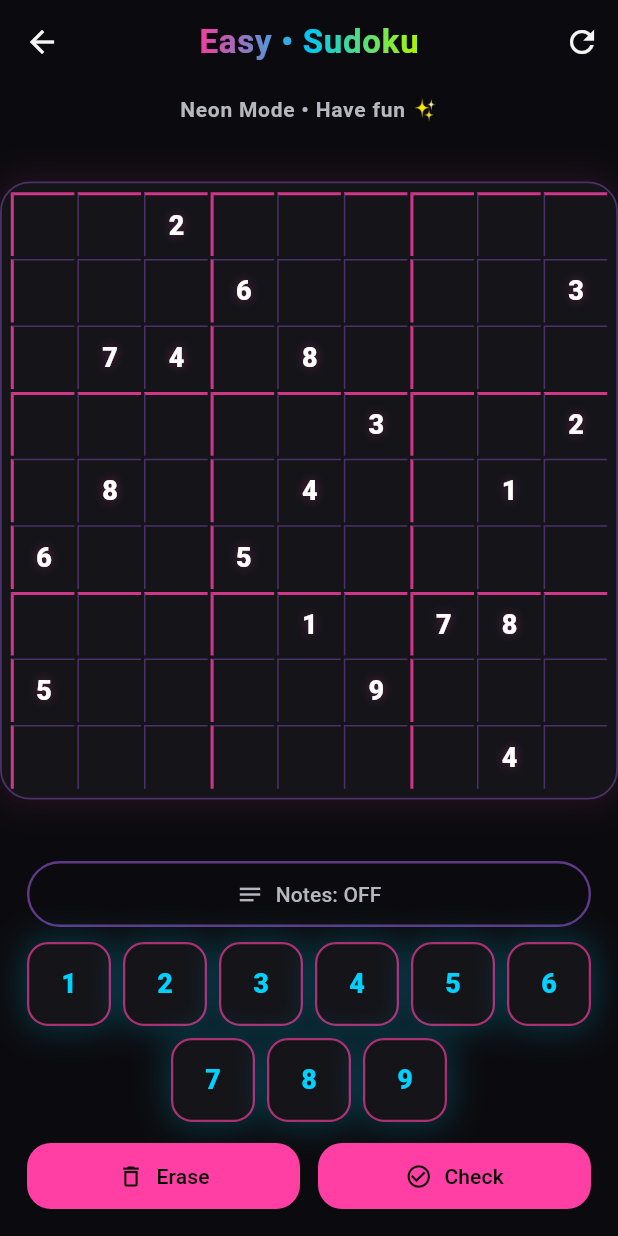
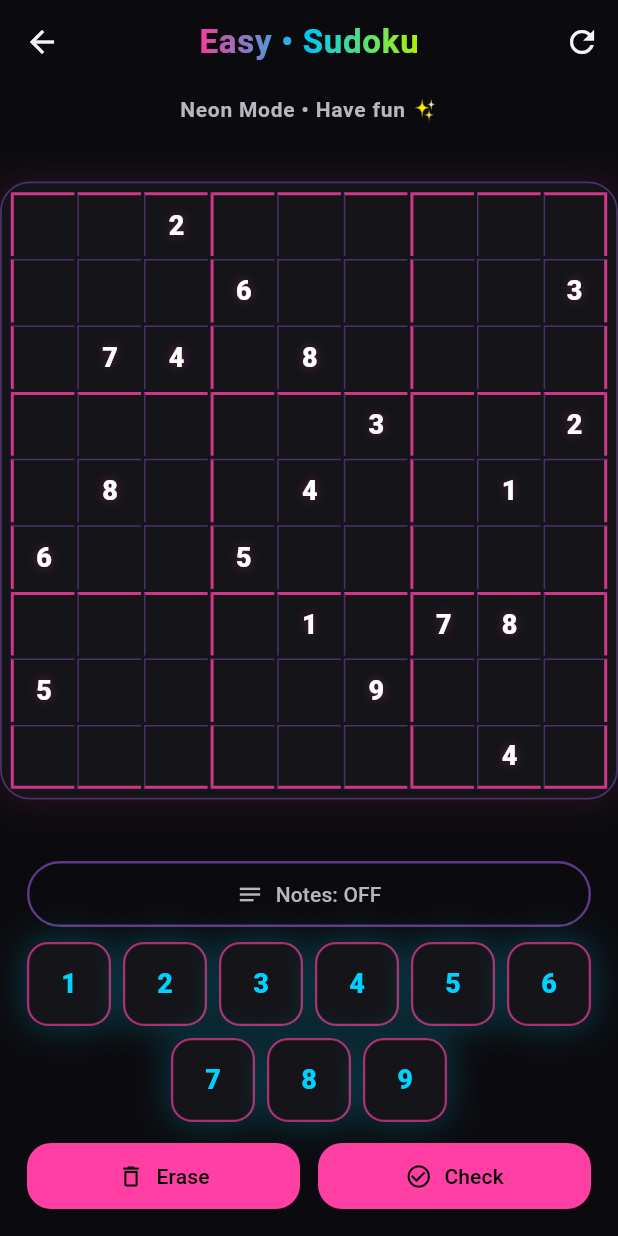
Before and after one commit to NohemyGraffe/Sudoku-Space-Theme, a Flutter app: the GameScreen screen opened directly, on a phone screen of 412 x 824 dp. Run offline on Flutter 3.47's test engine with Material 3 defaults, Android fonts, the light colour scheme and no system bars.

Commit message:
fixed right and bottom grids

```diff
--- a/lib/screens/game_screen.dart
+++ b/lib/screens/game_screen.dart
@@ -278,40 +278,63 @@ class _GameScreenState extends State<GameScreen> {
       itemBuilder: (context, index) {
         final r = index ~/ 9;
         final c = index % 9;
+
         final selected = (selectedRow == r && selectedCol == c);
         final fixed = model.isFixed(r, c);
         final conflict = model.isConflict(r, c);
         final value = model.board[r][c];
         final isEmpty = (value == 0);
-        final hasNotes = model.notesAt(r, c).isNotEmpty; // don’t tie to isEmpty
+        final hasNotes = model.notesAt(r, c).isNotEmpty; // don't tie to isEmpty
 
+        // Block-edge logic
         final thickTop = r % 3 == 0;
         final thickLeft = c % 3 == 0;
+
+        // Close the outer frame on the last row/col
+        final isLastRow = r == 8;
+        final isLastCol = c == 8;
+        final thickBottom = isLastRow; // outer frame should be thick
+        final thickRight = isLastCol; // outer frame should be thick
+
+        Color frameColor(bool thick) => thick
+            ? AppColors.neonPink.withOpacity(0.8)
+            : AppColors.neonViolet.withOpacity(0.35);
+
+        final top = BorderSide(
+          color: frameColor(thickTop),
+          width: thickTop ? 2 : 1,
+        );
+        final left = BorderSide(
+          color: frameColor(thickLeft),
+          width: thickLeft ? 2 : 1,
+        );
+        final right = isLastCol
+            ? BorderSide(
+                color: frameColor(thickRight),
+                width: thickRight ? 2 : 1,
+              )
+            : const BorderSide(color: Colors.transparent, width: 0);
+        final bottom = isLastRow
+            ? BorderSide(
+                color: frameColor(thickBottom),
+                width: thickBottom ? 2 : 1,
+              )
+            : const BorderSide(color: Colors.transparent, width: 0);
 
         Color cellBg = Colors.transparent;
         if (selected) cellBg = AppColors.neonCyan.withOpacity(0.12);
 
         return GestureDetector(
-          behavior: HitTestBehavior.opaque, // makes the whole cell clickable
-          onTap: () => _onCellTap(r, c), // calls your tap handler
+          behavior: HitTestBehavior.opaque,
+          onTap: () => _onCellTap(r, c),
           child: Container(
             decoration: BoxDecoration(
               color: cellBg,
               border: Border(
-                top: BorderSide(
-                  color: thickTop
-                      ? AppColors.neonPink.withOpacity(0.8)
-                      : AppColors.neonViolet.withOpacity(0.35),
-                  width: thickTop ? 2 : 1,
-                ),
-                left: BorderSide(
-                  color: thickLeft
-                      ? AppColors.neonPink.withOpacity(0.8)
-                      : AppColors.neonViolet.withOpacity(0.35),
-                  width: thickLeft ? 2 : 1,
-                ),
-                right: const BorderSide(color: Colors.transparent, width: 0),
-                bottom: const BorderSide(color: Colors.transparent, width: 0),
+                top: top,
+                left: left,
+                right: right,
+                bottom: bottom,
               ),
             ),
             child: Padding(
@@ -319,8 +342,7 @@ class _GameScreenState extends State<GameScreen> {
               child: hasNotes
                   ? _NotesGrid(notes: model.notesAt(r, c)) // no FittedBox here
                   : FittedBox(
-                      // FittedBox only for big digits
-                      fit: BoxFit.scaleDown,
+                      fit: BoxFit.scaleDown, // only for big digits
                       child: Text(
                         isEmpty ? '' : value.toString(),
                         style: TextStyle(
@@ -361,7 +383,7 @@ class _NotesGrid extends StatelessWidget {
   @override
   Widget build(BuildContext context) {
     return Padding(
-      padding: const EdgeInsets.all(0.2),
+      padding: const EdgeInsets.all(0.2), // tighter to cell edges
       child: Table(
         defaultVerticalAlignment: TableCellVerticalAlignment.middle,
         columnWidths: const {
```
